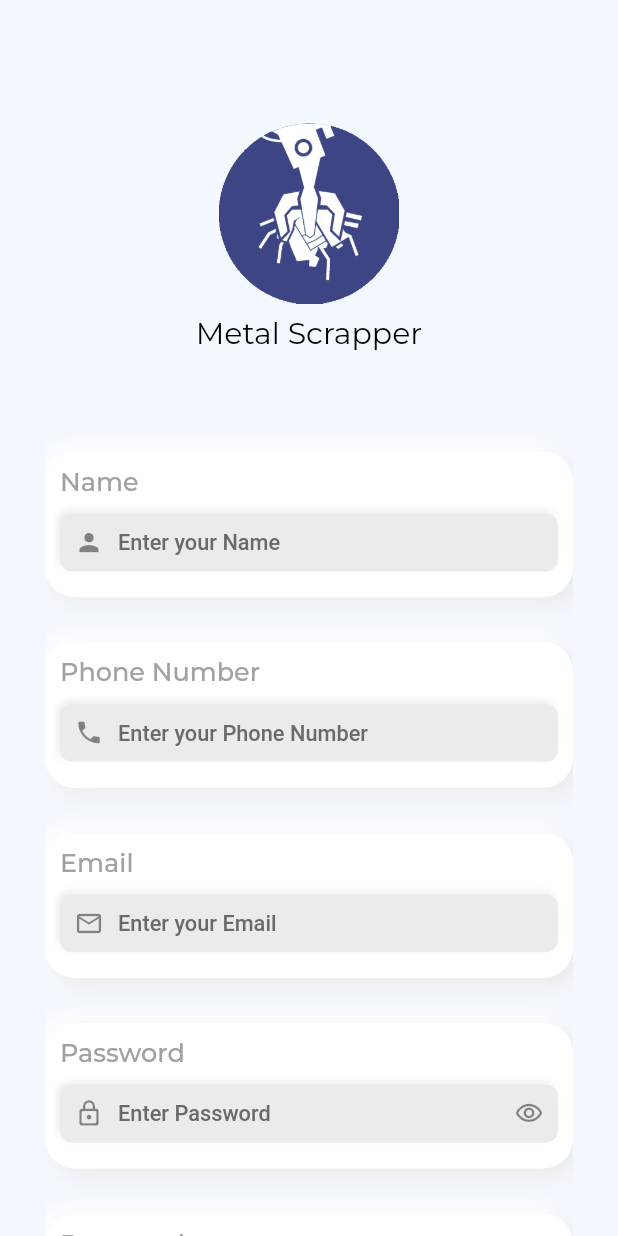
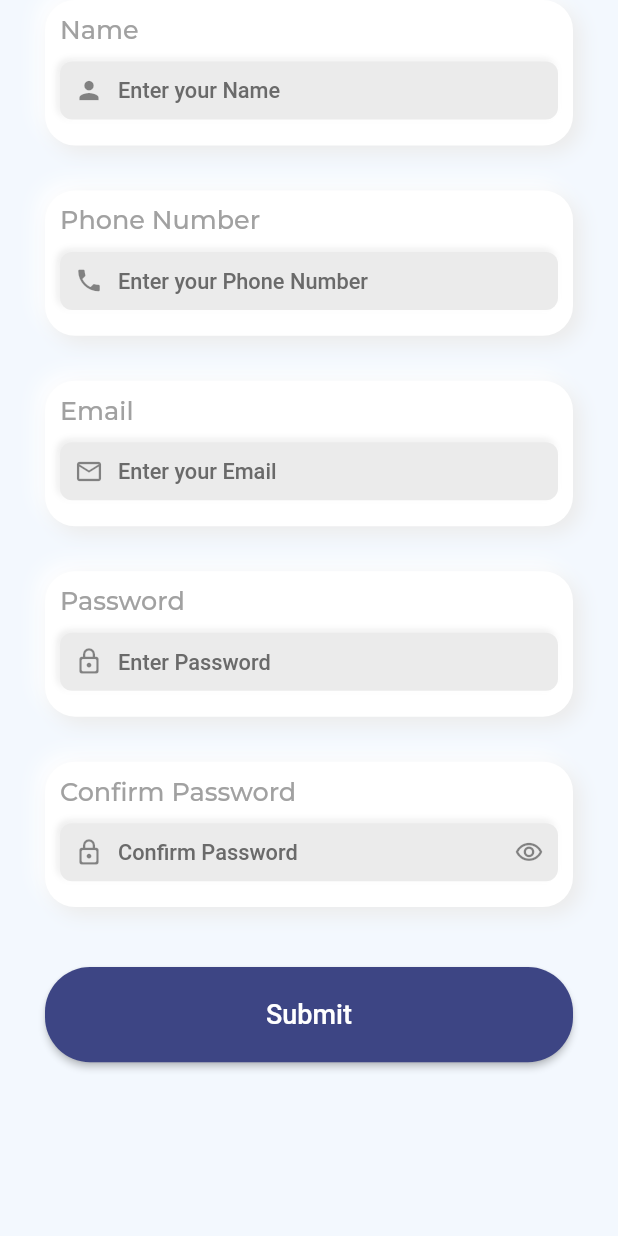
Before and after one commit to hemantshrm/Rasetender, a Flutter app: the SignUpView screen opened by its route, on a phone screen of 412 x 824 dp. Run offline on Flutter 3.47's test engine with Material 2 defaults, Android fonts, the light colour scheme and no system bars; drawn by our look-alikes of clay_containers; our stand-ins replace get, google_fonts.

Commit message:
signUp screen updated fields

```diff
--- a/lib/app/modules/signUp/views/sign_up_view.dart
+++ b/lib/app/modules/signUp/views/sign_up_view.dart
@@ -13,6 +13,7 @@ class SignUpView extends StatelessWidget {
       Get.put<LoginController>(LoginController());
   final SignUpController _signUpController =
       Get.put<SignUpController>(SignUpController());
+
   @override
   Widget build(BuildContext context) {
     return Scaffold(
@@ -28,25 +29,25 @@ class SignUpView extends StatelessWidget {
               physics: BouncingScrollPhysics(),
               shrinkWrap: true,
               children: [
-                SizedBox(
-                  height: Get.height / 10,
-                ),
-                CircleAvatar(
-                  backgroundColor: AppConstants.APP_THEME_COLOR,
-                  radius: 60,
-                  child: Image.asset('assets/images/icon.png'),
-                ),
-                Padding(
-                    padding: const EdgeInsets.all(8.0),
-                    child: Align(
-                      alignment: Alignment.center,
-                      child: Text("Metal Scrapper",
-                          style: GoogleFonts.montserrat(
-                              color: Colors.black, fontSize: 20)),
-                    )),
-                SizedBox(
-                  height: Get.height / 14,
-                ),
+                // SizedBox(
+                //   height: Get.height / 10,
+                // ),
+                // CircleAvatar(
+                //   backgroundColor: AppConstants.APP_THEME_COLOR,
+                //   radius: 60,
+                //   child: Image.asset('assets/images/icon.png'),
+                // ),
+                // Padding(
+                //     padding: const EdgeInsets.all(8.0),
+                //     child: Align(
+                //       alignment: Alignment.center,
+                //       child: Text("Metal Scrapper",
+                //           style: GoogleFonts.montserrat(
+                //               color: Colors.black, fontSize: 20)),
+                //     )),
+                // SizedBox(
+                //   height: Get.height / 14,
+                // ),
                 LoginButtons(
                   icon: Icon(Icons.person),
                   hintText: "Enter your Name",
@@ -66,7 +67,7 @@ class SignUpView extends StatelessWidget {
                   hidetext: false,
                   suffixIcon: null,
                   onpress: () {},
-                  textEditingController: _signUpController.username,
+                  textEditingController: _signUpController.phoneNo,
                   keyboard: TextInputType.phone,
                 ),
                 SizedBox(
@@ -90,14 +91,8 @@ class SignUpView extends StatelessWidget {
                     icon: Icon(Icons.lock_outline_rounded),
                     hintText: "Enter Password",
                     heading: "Password",
-                    suffixIcon: _logController.obscureText.value
-                        ? Icon(Icons.visibility_outlined)
-                        : Icon(Icons.visibility_off_outlined),
+                    suffixIcon: null,
                     hidetext: _logController.obscureText.value,
-                    onpress: () {
-                      _logController.toggle();
-                    },
-                    ontextChange: (text) {},
                     textEditingController: _signUpController.password,
                   ),
                 ),
@@ -108,7 +103,7 @@ class SignUpView extends StatelessWidget {
                   () => LoginButtons(
                     icon: Icon(Icons.lock_outline_rounded),
                     hintText: "Confirm Password",
-                    heading: "Password",
+                    heading: "Confirm Password",
                     suffixIcon: _logController.obscureText.value
                         ? Icon(Icons.visibility_outlined)
                         : Icon(Icons.visibility_off_outlined),
@@ -117,7 +112,7 @@ class SignUpView extends StatelessWidget {
                       _logController.toggle();
                     },
                     ontextChange: (text) {},
-                    textEditingController: _signUpController.password,
+                    textEditingController: _signUpController.confirmPassword,
                   ),
                 ),
                 SizedBox(
@@ -132,20 +127,20 @@ class SignUpView extends StatelessWidget {
                 SizedBox(
                   height: 40,
                 ),
-                Align(
-                  alignment: Alignment.centerRight,
-                  child: GestureDetector(
-                    onTap: () {
-                      Get.toNamed(Routes.LOGIN);
-                    },
-                    child: Text("Back to Login",
-                        style: textstyle.copyWith(
-                            fontSize: 16, color: Color(0xff919294))),
-                  ),
-                ),
-                SizedBox(
-                  height: 30,
-                )
+                // Align(
+                //   alignment: Alignment.centerRight,
+                //   child: GestureDetector(
+                //     onTap: () {
+                //       Get.toNamed(Routes.LOGIN);
+                //     },
+                //     child: Text("Back to Login",
+                //         style: textstyle.copyWith(
+                //             fontSize: 16, color: Color(0xff919294))),
+                //   ),
+                // ),
+                // SizedBox(
+                //   height: 30,
+                // )
               ],
             ),
           ),
```
Also changed, not shown: lib/app/modules/signUp/controllers/sign_up_controller.dart (+63 -15 lines).
